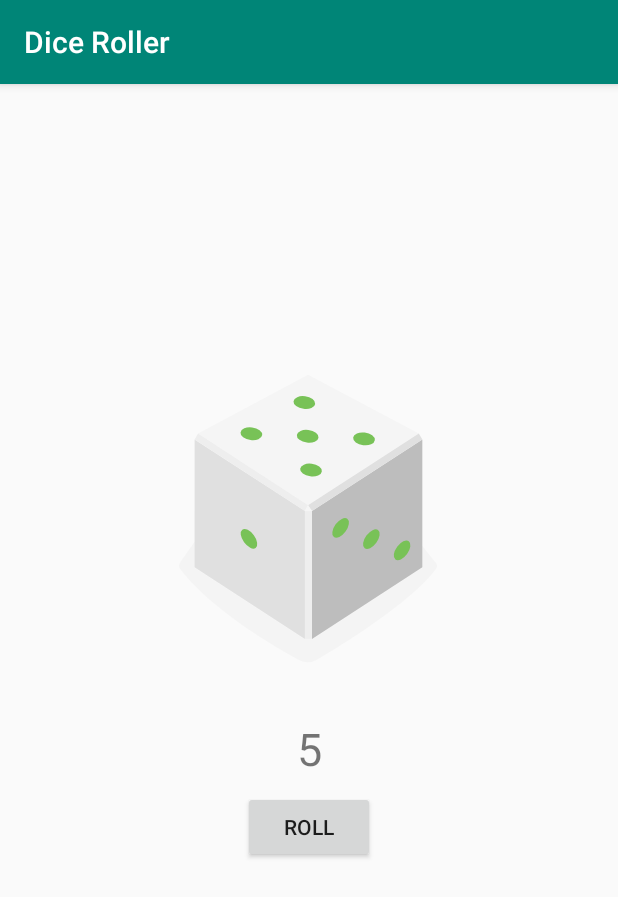
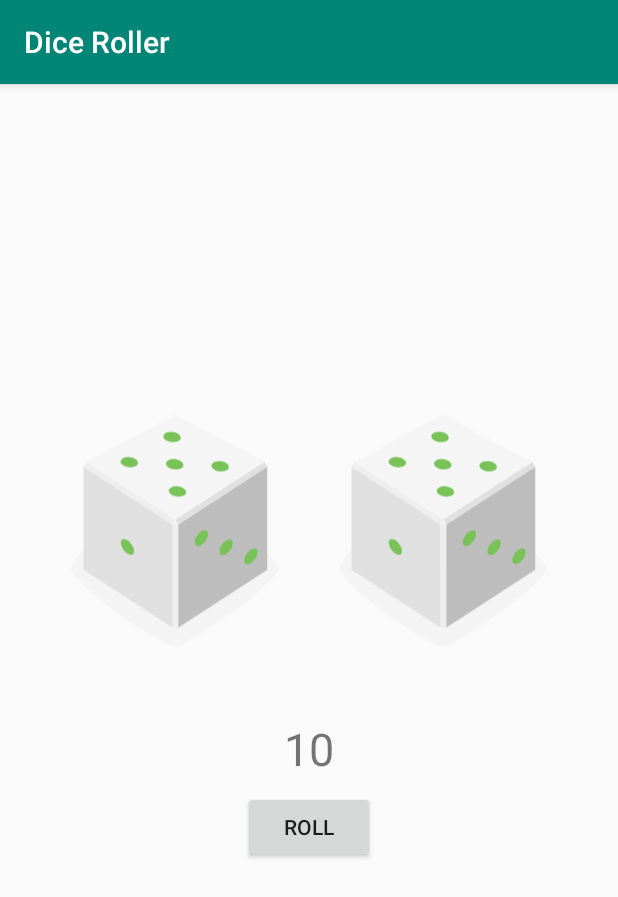
Before and after one commit to jaikpillai/AndroidWithKotlin, an Android app: the screen it shows after launch (MainActivity), after a tap on "ROLL", on a phone screen of 412 x 824 dp. Shown: the top 897 px of the screen. Run offline under Robolectric (Android 15) with nearby library versions, the phone set to English and light mode, and no system bars.

Commit message:
Double Dice

```diff
--- a/app/src/main/java/com/jai/diceroller/MainActivity.kt
+++ b/app/src/main/java/com/jai/diceroller/MainActivity.kt
@@ -10,13 +10,15 @@ import kotlinx.android.synthetic.main.activity_main.*
 import java.util.*
 
 class MainActivity : AppCompatActivity() {
-    lateinit var diceImage: ImageView
+    lateinit var diceImage1: ImageView
+    lateinit var diceImage2: ImageView
 
     override fun onCreate(savedInstanceState: Bundle?) {
         super.onCreate(savedInstanceState)
         setContentView(R.layout.activity_main)
         val rollButton: Button = findViewById(R.id.roll_button)
-       diceImage = findViewById(R.id.dice_image)
+        diceImage1 = findViewById(R.id.dice_image1)
+        diceImage2 = findViewById(R.id.dice_image2)
         val resultText: TextView = findViewById(R.id.result_text)
         rollButton.setOnClickListener{
             rollDice()
@@ -26,10 +28,20 @@ class MainActivity : AppCompatActivity() {
 
     fun rollDice(){
 
-        val randomInt = Random().nextInt(6)+1
-        result_text.text = randomInt.toString()
+        val randomInt1 = Random().nextInt(6)+1
+        val randomInt2 = Random().nextInt(6)+1
+        result_text.text = (randomInt1+randomInt2).toString()
 
-        var drawableResource = when(randomInt){
+        var drawableResource1 = when(randomInt1){
+            1->R.drawable.dice_1
+            2->R.drawable.dice_2
+            3->R.drawable.dice_3
+            4->R.drawable.dice_4
+            5->R.drawable.dice_5
+            else->R.drawable.dice_6
+
+        }
+        var drawableResource2 = when(randomInt2){
             1->R.drawable.dice_1
             2->R.drawable.dice_2
             3->R.drawable.dice_3
@@ -39,7 +51,9 @@ class MainActivity : AppCompatActivity() {
 
         }
 
-        dice_image.setImageResource(drawableResource)
+
+        dice_image1.setImageResource(drawableResource1)
+        dice_image2.setImageResource(drawableResource2)
 
     }
 }
--- a/app/src/main/res/layout/activity_main.xml
+++ b/app/src/main/res/layout/activity_main.xml
@@ -7,14 +7,25 @@
         android:layout_height="match_parent"
         tools:context=".MainActivity">
 
-    <ImageView android:layout_width="wrap_content" android:layout_height="wrap_content"
+    <ImageView android:layout_width="161dp" android:layout_height="234dp"
                android:src="@drawable/dice_1"
-               android:id="@+id/dice_image"
+               android:id="@+id/dice_image1"
                app:layout_constraintStart_toStartOf="parent"
-               android:layout_marginStart="8dp" app:layout_constraintEnd_toEndOf="parent"
+               android:layout_marginStart="36dp"
+               android:layout_marginTop="80dp" app:layout_constraintTop_toTopOf="parent"
+               android:layout_marginBottom="8dp"
+               app:layout_constraintBottom_toTopOf="@+id/result_text" app:layout_constraintVertical_bias="1.0"/>
+
+    <ImageView android:layout_width="161dp" android:layout_height="234dp"
+               android:src="@drawable/dice_1"
+               android:id="@+id/dice_image2"
+               app:layout_constraintEnd_toEndOf="parent"
                android:layout_marginEnd="8dp" android:layout_marginTop="80dp" app:layout_constraintTop_toTopOf="parent"
-               app:layout_constraintHorizontal_bias="0.497" android:layout_marginBottom="8dp"
-               app:layout_constraintBottom_toTopOf="@+id/result_text" app:layout_constraintVertical_bias="1.0"/>
+               android:layout_marginBottom="8dp"
+               app:layout_constraintBottom_toTopOf="@+id/result_text" app:layout_constraintVertical_bias="1.0"
+               app:layout_constraintStart_toEndOf="@+id/dice_image1" android:layout_marginStart="8dp"
+               app:layout_constraintHorizontal_bias="0.243"/>
+
 
     <TextView
             android:layout_width="wrap_content"
```
